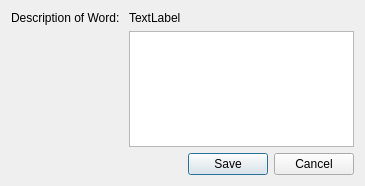
First picture: the form in Forms/AddDescriptionDialog.ui, repository iatanasov77/qvocabulary, before the edit.
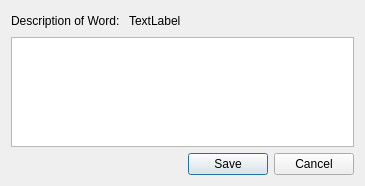
Second picture: the form after the edit.

```diff
--- a/Forms/AddDescriptionDialog.ui
+++ b/Forms/AddDescriptionDialog.ui
@@ -18,26 +18,39 @@
   </property>
   <layout class="QVBoxLayout" name="verticalLayout">
    <item>
-    <layout class="QFormLayout" name="formLayout">
-     <item row="0" column="0">
+    <layout class="QHBoxLayout" name="horizontalLayout">
+     <item>
       <widget class="QLabel" name="llName">
        <property name="text">
         <string>Description of Word: </string>
        </property>
       </widget>
      </item>
-     <item row="1" column="1">
-      <widget class="QTextEdit" name="ltDescription"/>
-     </item>
-     <item row="0" column="1">
+     <item>
       <widget class="QLabel" name="llWord">
        <property name="text">
         <string>TextLabel</string>
        </property>
       </widget>
      </item>
+     <item>
+      <spacer name="horizontalSpacer">
+       <property name="orientation">
+        <enum>Qt::Horizontal</enum>
+       </property>
+       <property name="sizeHint" stdset="0">
+        <size>
+         <width>40</width>
+         <height>20</height>
+        </size>
+       </property>
+      </spacer>
+     </item>
     </layout>
    </item>
+   <item>
+    <widget class="QTextEdit" name="ltDescription"/>
+   </item>
    <item>
     <widget class="QDialogButtonBox" name="buttonBox">
      <property name="orientation">
```
